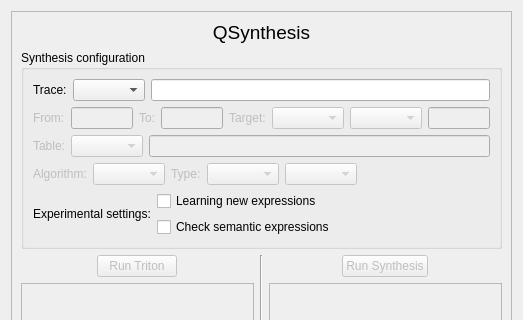
Qt form qsynthesis/plugin/ui/synthesis_view.ui (quarkslab/qsynthesis) before a commit; both pictures show x 0 to 523 and y 0 to 320 of the 523 by 622 pixel window.
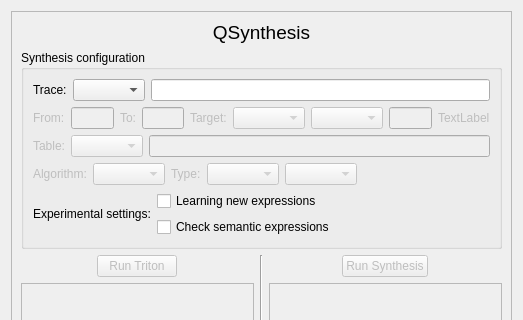
The same form after that commit.

Commit message: add actions to idaview context menu (like: synthesize operand)

```diff
--- a/qsynthesis/plugin/ui/synthesis_view.ui
+++ b/qsynthesis/plugin/ui/synthesis_view.ui
@@ -26,8 +26,8 @@
          <rect>
           <x>0</x>
           <y>0</y>
-          <width>505</width>
-          <height>604</height>
+          <width>558</width>
+          <height>584</height>
          </rect>
         </property>
         <layout class="QVBoxLayout" name="verticalLayout_4">
@@ -152,6 +152,16 @@
                     </property>
                    </widget>
                   </item>
+                  <item>
+                   <widget class="QLabel" name="operand_label">
+                    <property name="enabled">
+                     <bool>false</bool>
+                    </property>
+                    <property name="text">
+                     <string>TextLabel</string>
+                    </property>
+                   </widget>
+                  </item>
                  </layout>
                 </item>
                 <item>
```
The commit also changes 4 other files.
